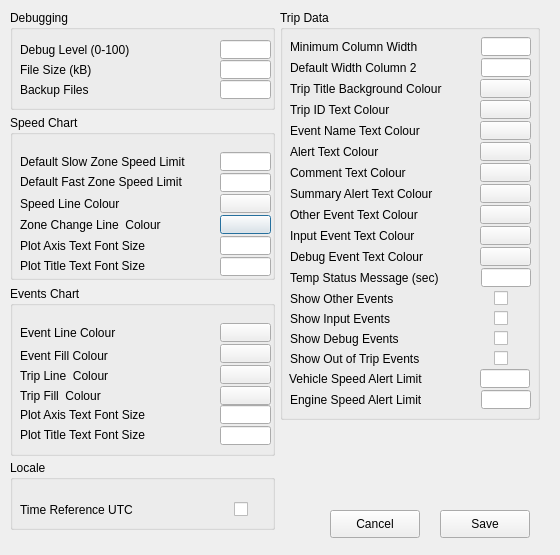
Old version of the form preferences.ui in the repository mikecv/etscrape.
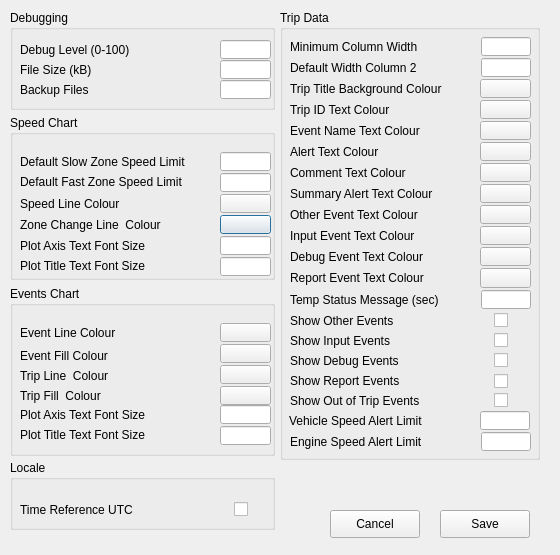
New version of the form.

Commit message:
Added show/hide Report event support.
Help updated, but different application rendering.

What changed in the file:
```diff
--- a/preferences.ui
+++ b/preferences.ui
@@ -251,19 +251,19 @@
      <x>280</x>
      <y>10</y>
      <width>260</width>
-     <height>410</height>
+     <height>450</height>
     </rect>
    </property>
    <property name="minimumSize">
     <size>
      <width>260</width>
-     <height>410</height>
+     <height>450</height>
     </size>
    </property>
    <property name="maximumSize">
     <size>
      <width>260</width>
-     <height>410</height>
+     <height>450</height>
     </size>
    </property>
    <property name="title">
@@ -534,7 +534,7 @@
     <property name="geometry">
      <rect>
       <x>10</x>
-      <y>258</y>
+      <y>280</y>
       <width>181</width>
       <height>19</height>
      </rect>
@@ -547,7 +547,7 @@
     <property name="geometry">
      <rect>
       <x>201</x>
-      <y>258</y>
+      <y>280</y>
       <width>50</width>
       <height>19</height>
      </rect>
@@ -566,7 +566,7 @@
     <property name="geometry">
      <rect>
       <x>214</x>
-      <y>279</y>
+      <y>301</y>
       <width>21</width>
       <height>19</height>
      </rect>
@@ -579,7 +579,7 @@
     <property name="geometry">
      <rect>
       <x>10</x>
-      <y>279</y>
+      <y>301</y>
       <width>181</width>
       <height>19</height>
      </rect>
@@ -592,7 +592,7 @@
     <property name="geometry">
      <rect>
       <x>214</x>
-      <y>299</y>
+      <y>321</y>
       <width>21</width>
       <height>19</height>
      </rect>
@@ -605,7 +605,7 @@
     <property name="geometry">
      <rect>
       <x>10</x>
-      <y>299</y>
+      <y>321</y>
       <width>181</width>
       <height>19</height>
      </rect>
@@ -618,7 +618,7 @@
     <property name="geometry">
      <rect>
       <x>10</x>
-      <y>319</y>
+      <y>341</y>
       <width>181</width>
       <height>19</height>
      </rect>
@@ -631,7 +631,7 @@
     <property name="geometry">
      <rect>
       <x>214</x>
-      <y>319</y>
+      <y>341</y>
       <width>21</width>
       <height>19</height>
      </rect>
@@ -644,7 +644,7 @@
     <property name="geometry">
      <rect>
       <x>10</x>
-      <y>339</y>
+      <y>381</y>
       <width>181</width>
       <height>19</height>
      </rect>
@@ -657,7 +657,7 @@
     <property name="geometry">
      <rect>
       <x>214</x>
-      <y>339</y>
+      <y>381</y>
       <width>21</width>
       <height>19</height>
      </rect>
@@ -670,7 +670,7 @@
     <property name="geometry">
      <rect>
       <x>9</x>
-      <y>359</y>
+      <y>401</y>
       <width>181</width>
       <height>19</height>
      </rect>
@@ -683,7 +683,7 @@
     <property name="geometry">
      <rect>
       <x>200</x>
-      <y>359</y>
+      <y>401</y>
       <width>50</width>
       <height>19</height>
      </rect>
@@ -702,7 +702,7 @@
     <property name="geometry">
      <rect>
       <x>201</x>
-      <y>380</y>
+      <y>422</y>
       <width>50</width>
       <height>19</height>
      </rect>
@@ -721,7 +721,7 @@
     <property name="geometry">
      <rect>
       <x>10</x>
-      <y>380</y>
+      <y>422</y>
       <width>181</width>
       <height>19</height>
      </rect>
@@ -794,6 +794,61 @@
      <string>Default Width Column 2</string>
     </property>
    </widget>
+   <widget class="QPushButton" name="reportEventColVal">
+    <property name="geometry">
+     <rect>
+      <x>200</x>
+      <y>258</y>
+      <width>51</width>
+      <height>20</height>
+     </rect>
+    </property>
+    <property name="autoFillBackground">
+     <bool>true</bool>
+    </property>
+    <property name="text">
+     <string/>
+    </property>
+   </widget>
+   <widget class="QLabel" name="label_35">
+    <property name="geometry">
+     <rect>
+      <x>10</x>
+      <y>258</y>
+      <width>181</width>
+      <height>20</height>
+     </rect>
+    </property>
+    <property name="text">
+     <string>Report Event Text Colour</string>
+    </property>
+   </widget>
+   <widget class="QCheckBox" name="showReportVal">
+    <property name="geometry">
+     <rect>
+      <x>214</x>
+      <y>361</y>
+      <width>21</width>
+      <height>20</height>
+     </rect>
+    </property>
+    <property name="text">
+     <string/>
+    </property>
+   </widget>
+   <widget class="QLabel" name="label_36">
+    <property name="geometry">
+     <rect>
+      <x>10</x>
+      <y>361</y>
+      <width>181</width>
+      <height>20</height>
+     </rect>
+    </property>
+    <property name="text">
+     <string>Show Report Events</string>
+    </property>
+   </widget>
   </widget>
   <widget class="QGroupBox" name="localeBox">
    <property name="geometry">
```
The commit also changes 7 other files.
